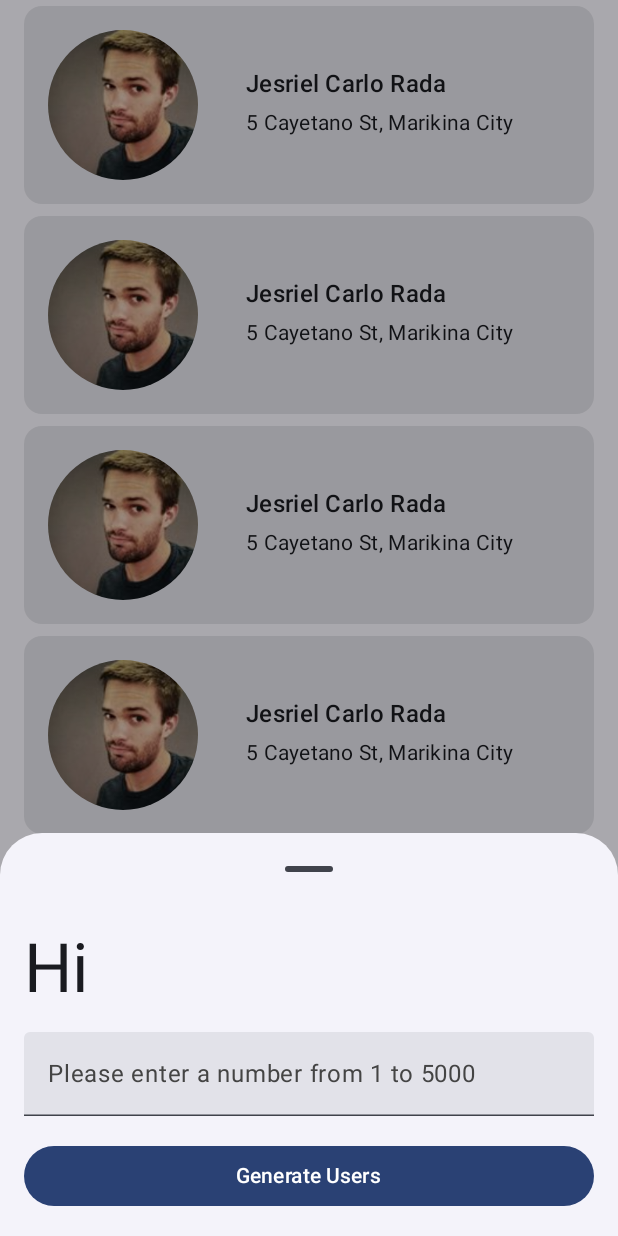
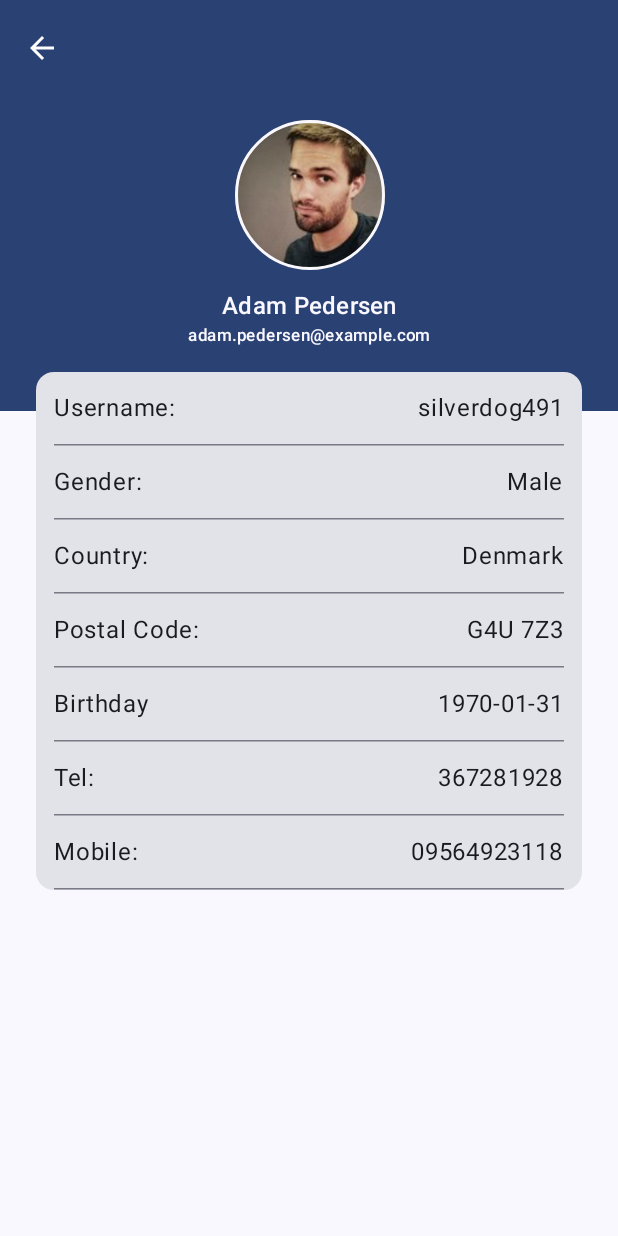
Before and after one commit to radajesriel/RandomUsersApp, an Android app built with Jetpack Compose: the screen it shows after launch (MainActivity), on a phone screen of 412 x 824 dp. Run offline under Robolectric (Android 15) with nearby library versions, the phone set to English and light mode, and no system bars.

Commit message:
UI Screen for User Details

```diff
--- a/app/src/main/java/com/jescoding/randomusersapp/MainActivity.kt
+++ b/app/src/main/java/com/jescoding/randomusersapp/MainActivity.kt
@@ -11,6 +11,7 @@ import androidx.compose.material3.Text
 import androidx.compose.runtime.Composable
 import androidx.compose.ui.Modifier
 import androidx.compose.ui.tooling.preview.Preview
+import com.jescoding.randomusersapp.presentation.screens.detail.DetailsScreen
 import com.jescoding.randomusersapp.presentation.screens.users.UsersScreen
 import com.jescoding.randomusersapp.presentation.ui.theme.RandomUsersAppTheme
 
@@ -20,18 +21,8 @@ class MainActivity : ComponentActivity() {
         enableEdgeToEdge()
         setContent {
             RandomUsersAppTheme {
-                Scaffold(modifier = Modifier.fillMaxSize()) { innerPadding ->
-                    UsersScreen(modifier = Modifier.padding(innerPadding))
-                }
+                DetailsScreen()
             }
         }
     }
 }
-
-@Composable
-fun Greeting(name: String, modifier: Modifier = Modifier) {
-    Text(
-        text = "Hello $name!",
-        modifier = modifier
-    )
-}
--- /dev/null
+++ b/app/src/main/java/com/jescoding/randomusersapp/presentation/screens/components/CircularImage.kt
@@ -0,0 +1,26 @@
+package com.jescoding.randomusersapp.presentation.screens.components
+
+import androidx.compose.foundation.Image
+import androidx.compose.foundation.layout.size
+import androidx.compose.foundation.shape.CircleShape
+import androidx.compose.runtime.Composable
+import androidx.compose.ui.Modifier
+import androidx.compose.ui.draw.clip
+import androidx.compose.ui.graphics.ImageBitmap
+import androidx.compose.ui.unit.Dp
+import androidx.compose.ui.unit.dp
+
+@Composable
+fun CircularImage(
+    modifier: Modifier = Modifier,
+    image: ImageBitmap,
+    size: Dp = 100.dp
+) {
+    Image(
+        bitmap = image,
+        contentDescription = "Profile Picture",
+        modifier = modifier
+            .size(size)
+            .clip(CircleShape)
+    )
+}
--- /dev/null
+++ b/app/src/main/java/com/jescoding/randomusersapp/presentation/screens/detail/DetailsScreen.kt
@@ -0,0 +1,82 @@
+package com.jescoding.randomusersapp.presentation.screens.detail
+
+import androidx.compose.foundation.background
+import androidx.compose.foundation.layout.Box
+import androidx.compose.foundation.layout.fillMaxSize
+import androidx.compose.foundation.layout.fillMaxWidth
+import androidx.compose.foundation.layout.height
+import androidx.compose.foundation.layout.padding
+import androidx.compose.material.icons.Icons
+import androidx.compose.material.icons.automirrored.filled.ArrowBack
+import androidx.compose.material.icons.filled.ArrowBack
+import androidx.compose.material3.ExperimentalMaterial3Api
+import androidx.compose.material3.Icon
+import androidx.compose.material3.IconButton
+import androidx.compose.material3.MaterialTheme
+import androidx.compose.material3.Scaffold
+import androidx.compose.material3.Text
+import androidx.compose.material3.TopAppBar
+import androidx.compose.material3.TopAppBarColors
+import androidx.compose.material3.TopAppBarDefaults
+import androidx.compose.runtime.Composable
+import androidx.compose.ui.Alignment
+import androidx.compose.ui.Modifier
+import androidx.compose.ui.tooling.preview.Preview
+import androidx.compose.ui.unit.dp
+import com.jescoding.randomusersapp.presentation.screens.detail.components.DetailsCard
+import com.jescoding.randomusersapp.presentation.screens.detail.components.ProfileHeader
+
+@OptIn(ExperimentalMaterial3Api::class)
+@Composable
+fun DetailsScreen() {
+    Scaffold(
+        topBar = {
+            TopAppBar(
+                colors = TopAppBarDefaults.topAppBarColors(
+                    containerColor = MaterialTheme.colorScheme.primary,
+                ),
+                title = { },
+                navigationIcon = {
+                    IconButton(onClick = { }) {
+                        Icon(
+                            imageVector = Icons.AutoMirrored.Filled.ArrowBack,
+                            contentDescription = "Back",
+                            tint = MaterialTheme.colorScheme.onPrimary
+                        )
+                    }
+                }
+            )
+        },
+        content = { paddingValues ->
+            Box(
+                modifier = Modifier
+                    .fillMaxSize()
+                    .padding(paddingValues)
+            ) {
+
+                Box(
+                    modifier = Modifier
+                        .background(MaterialTheme.colorScheme.primary)
+                        .fillMaxWidth()
+                        .height(210.dp)
+                )
+
+                ProfileHeader(modifier = Modifier.align(Alignment.TopCenter))
+
+                DetailsCard(
+                    modifier = Modifier
+                        .align(Alignment.TopCenter)
+                        .padding(top = 160.dp)
+                )
+            }
+        }
+    )
+
+}
+
+
+@Composable
+@Preview(showBackground = true, device = "spec:width=411dp,height=891dp")
+fun DetailsScreenPreview() {
+    DetailsScreen()
+}
--- /dev/null
+++ b/app/src/main/java/com/jescoding/randomusersapp/presentation/screens/detail/components/DetailsCard.kt
@@ -0,0 +1,36 @@
+package com.jescoding.randomusersapp.presentation.screens.detail.components
+
+import androidx.compose.foundation.layout.Column
+import androidx.compose.foundation.layout.fillMaxWidth
+import androidx.compose.foundation.layout.padding
+import androidx.compose.material3.Card
+import androidx.compose.runtime.Composable
+import androidx.compose.ui.Modifier
+import androidx.compose.ui.tooling.preview.Preview
+import androidx.compose.ui.unit.dp
+
+@Composable
+fun DetailsCard(modifier: Modifier = Modifier) {
+    Card(
+        modifier = modifier
+            .padding(24.dp)
+            .fillMaxWidth()
+    ) {
+        Column {
+            DetailsItem(label = "Username:", value = "silverdog491")
+            DetailsItem(label = "Gender:", value = "Male")
+            DetailsItem(label = "Country:", value = "Denmark")
+            DetailsItem(label = "Postal Code:", value = "G4U 7Z3")
+            DetailsItem(label = "Birthday", value = "1970-01-31")
+            DetailsItem(label = "Tel:", value = "367281928")
+            DetailsItem(label = "Mobile:", value = "09564923118")
+        }
+    }
+}
+
+
+@Composable
+@Preview
+fun DetailsCardPreview() {
+    DetailsCard()
+}
--- /dev/null
+++ b/app/src/main/java/com/jescoding/randomusersapp/presentation/screens/detail/components/DetailsItem.kt
@@ -0,0 +1,40 @@
+package com.jescoding.randomusersapp.presentation.screens.detail.components
+
+import androidx.compose.foundation.layout.Box
+import androidx.compose.foundation.layout.Row
+import androidx.compose.foundation.layout.padding
+import androidx.compose.material3.HorizontalDivider
+import androidx.compose.material3.Text
+import androidx.compose.runtime.Composable
+import androidx.compose.ui.Alignment
+import androidx.compose.ui.Modifier
+import androidx.compose.ui.tooling.preview.Preview
+import androidx.compose.ui.unit.dp
+
+@Composable
+fun DetailsItem(
+    label: String = "Name:",
+    value: String = "Jesriel Carlo Rada"
+) {
+    Row(modifier = Modifier.padding(12.dp)) {
+        Box(modifier = Modifier.weight(1f)) {
+            Text(
+                text = label
+            )
+        }
+        Box(modifier = Modifier.weight(1f)) {
+            Text(
+                modifier = Modifier.align(Alignment.CenterEnd),
+                text = value
+            )
+        }
+    }
+
+    HorizontalDivider(modifier = Modifier.padding(horizontal = 12.dp))
+}
+
+@Composable
+@Preview(showBackground = true)
+fun DetailsItemPreview() {
+    DetailsItem()
+}
--- /dev/null
+++ b/app/src/main/java/com/jescoding/randomusersapp/presentation/screens/detail/components/ProfileHeader.kt
@@ -0,0 +1,59 @@
+package com.jescoding.randomusersapp.presentation.screens.detail.components
+
+import android.graphics.BitmapFactory
+import androidx.compose.foundation.border
+import androidx.compose.foundation.layout.Column
+import androidx.compose.foundation.layout.Spacer
+import androidx.compose.foundation.layout.height
+import androidx.compose.foundation.layout.padding
+import androidx.compose.foundation.shape.CircleShape
+import androidx.compose.material3.MaterialTheme
+import androidx.compose.material3.Text
+import androidx.compose.runtime.Composable
+import androidx.compose.ui.Alignment
+import androidx.compose.ui.Modifier
+import androidx.compose.ui.graphics.asImageBitmap
+import androidx.compose.ui.platform.LocalContext
+import androidx.compose.ui.tooling.preview.Preview
+import androidx.compose.ui.unit.dp
+import com.jescoding.randomusersapp.R
+import com.jescoding.randomusersapp.presentation.screens.components.CircularImage
+
+@Composable
+fun ProfileHeader(modifier: Modifier = Modifier) {
+
+    val image = BitmapFactory.decodeResource(
+        LocalContext.current.resources, R.drawable.profile
+    ).asImageBitmap()
+
+    Column(
+        modifier = modifier
+    ) {
+        CircularImage(
+            modifier = Modifier
+                .align(Alignment.CenterHorizontally)
+                .padding(top = 16.dp)
+                .border(2.dp, MaterialTheme.colorScheme.surface, CircleShape),
+            image = image
+        )
+        Spacer(modifier = Modifier.height(12.dp))
+        Text(
+            modifier = Modifier.align(Alignment.CenterHorizontally),
+            text = "Adam Pedersen",
+            style = MaterialTheme.typography.titleMedium,
+            color = MaterialTheme.colorScheme.surface
+        )
+        Text(
+            modifier = Modifier.align(Alignment.CenterHorizontally),
+            text = "adam.pedersen@example.com",
+            style = MaterialTheme.typography.labelSmall,
+            color = MaterialTheme.colorScheme.surface
+        )
+    }
+}
+
+@Composable
+@Preview(showBackground = true)
+fun ProfileHeaderPreview() {
+    ProfileHeader()
+}
--- a/app/src/main/java/com/jescoding/randomusersapp/presentation/screens/users/UsersScreens.kt
+++ b/app/src/main/java/com/jescoding/randomusersapp/presentation/screens/users/UsersScreens.kt
@@ -40,7 +40,9 @@ fun UsersScreen(
                     showBottomSheet.value = true
                 }
             ) {
-                val imageVector = ImageVector.vectorResource(id = R.drawable.baseline_create_24)
+                val imageVector = ImageVector.vectorResource(
+                    id = R.drawable.baseline_create_24
+                )
                 Icon(
                     imageVector = imageVector,
                     contentDescription = "Add"
--- a/app/src/main/java/com/jescoding/randomusersapp/presentation/screens/users/components/UserCard.kt
+++ b/app/src/main/java/com/jescoding/randomusersapp/presentation/screens/users/components/UserCard.kt
@@ -1,7 +1,6 @@
 package com.jescoding.randomusersapp.presentation.screens.users.components
 
 import android.graphics.BitmapFactory
-import androidx.compose.foundation.Image
 import androidx.compose.foundation.layout.Box
 import androidx.compose.foundation.layout.Column
 import androidx.compose.foundation.layout.Row
@@ -10,19 +9,17 @@ import androidx.compose.foundation.layout.fillMaxWidth
 import androidx.compose.foundation.layout.padding
 import androidx.compose.foundation.layout.size
 import androidx.compose.foundation.layout.wrapContentSize
-import androidx.compose.foundation.shape.CircleShape
 import androidx.compose.material3.Card
 import androidx.compose.material3.Text
 import androidx.compose.runtime.Composable
 import androidx.compose.ui.Alignment
 import androidx.compose.ui.Modifier
-import androidx.compose.ui.draw.clip
-import androidx.compose.ui.graphics.ImageBitmap
 import androidx.compose.ui.graphics.asImageBitmap
 import androidx.compose.ui.platform.LocalContext
 import androidx.compose.ui.tooling.preview.Preview
 import androidx.compose.ui.unit.dp
 import com.jescoding.randomusersapp.R
+import com.jescoding.randomusersapp.presentation.screens.components.CircularImage
 import com.jescoding.randomusersapp.presentation.ui.theme.Typography
 
 @Composable
@@ -39,7 +36,10 @@ fun UserCard() {
 
         Row {
 
-            CircularImage(image = image)
+            CircularImage(
+                modifier = Modifier.padding(16.dp),
+                image = image
+            )
 
             Box(
                 modifier = Modifier
@@ -59,18 +59,6 @@ fun UserCard() {
 }
 
 @Composable
-fun CircularImage(image: ImageBitmap) {
-    Image(
-        bitmap = image,
-        contentDescription = "Profile Picture",
-        modifier = Modifier
-            .padding(16.dp)
-            .size(100.dp)
-            .clip(CircleShape)
-    )
-}
-
-@Composable
 @Preview(showBackground = true)
 fun UserCardPreview() {
     UserCard()
--- a/app/src/main/java/com/jescoding/randomusersapp/presentation/ui/theme/Theme.kt
+++ b/app/src/main/java/com/jescoding/randomusersapp/presentation/ui/theme/Theme.kt
@@ -3,14 +3,12 @@ package com.jescoding.randomusersapp.presentation.ui.theme
 import android.os.Build
 import androidx.compose.foundation.isSystemInDarkTheme
 import androidx.compose.material3.MaterialTheme
-import androidx.compose.material3.Typography
 import androidx.compose.material3.darkColorScheme
 import androidx.compose.material3.dynamicDarkColorScheme
 import androidx.compose.material3.dynamicLightColorScheme
 import androidx.compose.material3.lightColorScheme
 import androidx.compose.runtime.Composable
 import androidx.compose.ui.platform.LocalContext
-import androidx.compose.ui.text.TextStyle
 
 private val DarkColorScheme = darkColorScheme(
     primary = Purple80,
```
